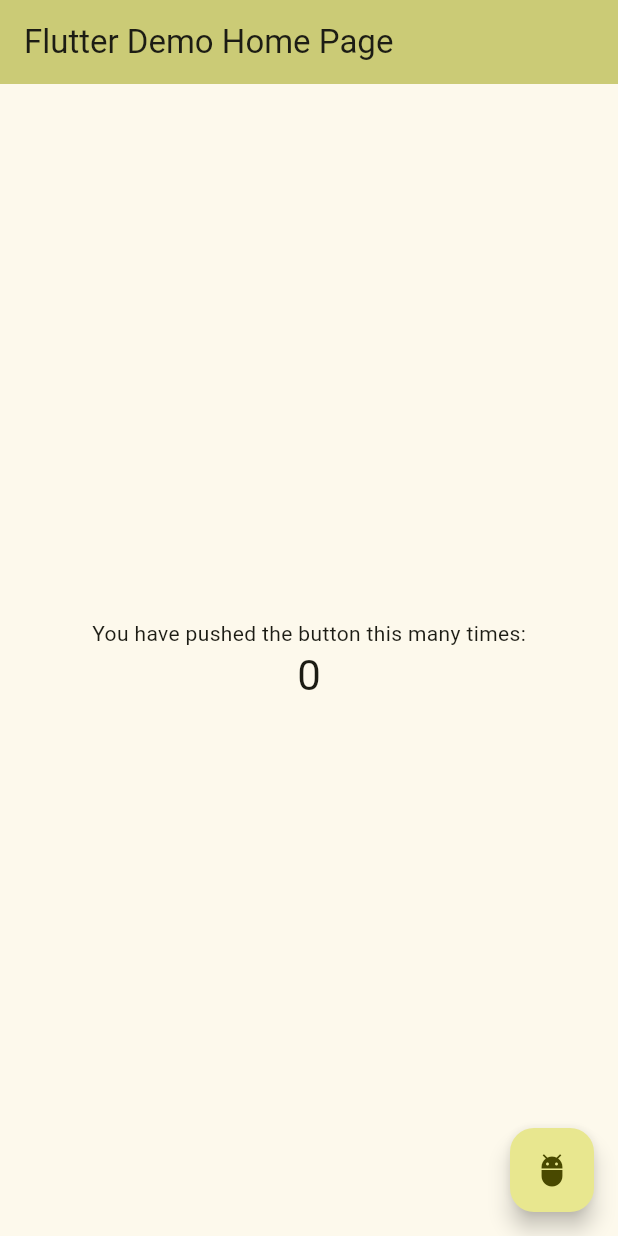
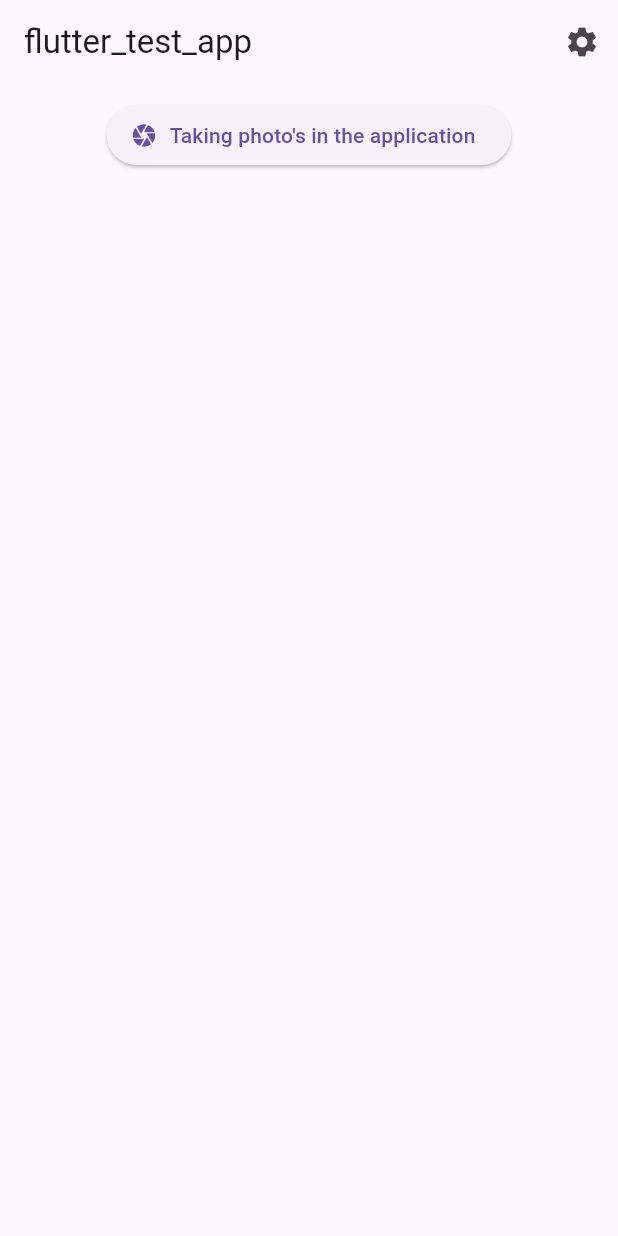
Before and after one commit to WoutVanAelPXL/mobile-frameworks-test-apps, a Flutter app: the screen it shows after launch, on a phone screen of 412 x 824 dp. Run offline on Flutter 3.47's test engine with Material 3 defaults, Android fonts, the phone set to English and light mode, and no system bars; generated files the repository leaves out were written again.

Commit message:
regenerated project with skeleton application template

```diff
--- /dev/null
+++ b/flutter_test_app/l10n.yaml
@@ -0,0 +1,3 @@
+arb-dir: lib/src/localization
+template-arb-file: app_en.arb
+output-localization-file: app_localizations.dart
--- a/flutter_test_app/lib/main.dart
+++ b/flutter_test_app/lib/main.dart
@@ -1,125 +1,20 @@
 import 'package:flutter/material.dart';
 
-void main() {
-  runApp(const MyApp());
+import 'src/app.dart';
+import 'src/settings/settings_controller.dart';
+import 'src/settings/settings_service.dart';
+
+void main() async {
+  // Set up the SettingsController, which will glue user settings to multiple
+  // Flutter Widgets.
+  final settingsController = SettingsController(SettingsService());
+
+  // Load the user's preferred theme while the splash screen is displayed.
+  // This prevents a sudden theme change when the app is first displayed.
+  await settingsController.loadSettings();
+
+  // Run the app and pass in the SettingsController. The app listens to the
+  // SettingsController for changes, then passes it further down to the
+  // SettingsView.
+  runApp(MyApp(settingsController: settingsController));
 }
-
-class MyApp extends StatelessWidget {
-  const MyApp({super.key});
-
-  // This widget is the root of your application.
-  @override
-  Widget build(BuildContext context) {
-    return MaterialApp(
-      title: 'Flutter Demo',
-      theme: ThemeData(
-        // This is the theme of your application.
-        //
-        // TRY THIS: Try running your application with "flutter run". You'll see
-        // the application has a purple toolbar. Then, without quitting the app,
-        // try changing the seedColor in the colorScheme below to Colors.green
-        // and then invoke "hot reload" (save your changes or press the "hot
-        // reload" button in a Flutter-supported IDE, or press "r" if you used
-        // the command line to start the app).
-        //
-        // Notice that the counter didn't reset back to zero; the application
-        // state is not lost during the reload. To reset the state, use hot
-        // restart instead.
-        //
-        // This works for code too, not just values: Most code changes can be
-        // tested with just a hot reload.
-        colorScheme: ColorScheme.fromSeed(seedColor: Colors.yellowAccent),
-        useMaterial3: true,
-      ),
-      home: const MyHomePage(title: 'Flutter Demo Home Page'),
-    );
-  }
-}
-
-class MyHomePage extends StatefulWidget {
-  const MyHomePage({super.key, required this.title});
-
-  // This widget is the home page of your application. It is stateful, meaning
-  // that it has a State object (defined below) that contains fields that affect
-  // how it looks.
-
-  // This class is the configuration for the state. It holds the values (in this
-  // case the title) provided by the parent (in this case the App widget) and
-  // used by the build method of the State. Fields in a Widget subclass are
-  // always marked "final".
-
-  final String title;
-
-  @override
-  State<MyHomePage> createState() => _MyHomePageState();
-}
-
-class _MyHomePageState extends State<MyHomePage> {
-  int _counter = 0;
-
-  void _incrementCounter() {
-    setState(() {
-      // This call to setState tells the Flutter framework that something has
-      // changed in this State, which causes it to rerun the build method below
-      // so that the display can reflect the updated values. If we changed
-      // _counter without calling setState(), then the build method would not be
-      // called again, and so nothing would appear to happen.
-      _counter++;
-    });
-  }
-
-  @override
-  Widget build(BuildContext context) {
-    // This method is rerun every time setState is called, for instance as done
-    // by the _incrementCounter method above.
-    //
-    // The Flutter framework has been optimized to make rerunning build methods
-    // fast, so that you can just rebuild anything that needs updating rather
-    // than having to individually change instances of widgets.
-    return Scaffold(
-      appBar: AppBar(
-        // TRY THIS: Try changing the color here to a specific color (to
-        // Colors.amber, perhaps?) and trigger a hot reload to see the AppBar
-        // change color while the other colors stay the same.
-        backgroundColor: Theme.of(context).colorScheme.inversePrimary,
-        // Here we take the value from the MyHomePage object that was created by
-        // the App.build method, and use it to set our appbar title.
-        title: Text(widget.title),
-      ),
-      body: Center(
-        // Center is a layout widget. It takes a single child and positions it
-        // in the middle of the parent.
-        child: Column(
-          // Column is also a layout widget. It takes a list of children and
-          // arranges them vertically. By default, it sizes itself to fit its
-          // children horizontally, and tries to be as tall as its parent.
-          //
-          // Column has various properties to control how it sizes itself and
-          // how it positions its children. Here we use mainAxisAlignment to
-          // center the children vertically; the main axis here is the vertical
-          // axis because Columns are vertical (the cross axis would be
-          // horizontal).
-          //
-          // TRY THIS: Invoke "debug painting" (choose the "Toggle Debug Paint"
-          // action in the IDE, or press "p" in the console), to see the
-          // wireframe for each widget.
-          mainAxisAlignment: MainAxisAlignment.center,
-          children: <Widget>[
-            const Text(
-              'You have pushed the button this many times:',
-            ),
-            Text(
-              '$_counter',
-              style: Theme.of(context).textTheme.headlineMedium,
-            ),
-          ],
-        ),
-      ),
-      floatingActionButton: FloatingActionButton(
-        onPressed: _incrementCounter,
-        tooltip: 'Increment',
-        child: const Icon(Icons.adb),
-      ), // This trailing comma makes auto-formatting nicer for build methods.
-    );
-  }
-}
--- /dev/null
+++ b/flutter_test_app/lib/src/app.dart
@@ -0,0 +1,89 @@
+import 'package:flutter/material.dart';
+import 'package:flutter_gen/gen_l10n/app_localizations.dart';
+import 'package:flutter_localizations/flutter_localizations.dart';
+import 'package:flutter_test_app/src/home/home_view.dart';
+
+import 'sample_feature/sample_item_details_view.dart';
+import 'sample_feature/sample_item_list_view.dart';
+import 'settings/settings_controller.dart';
+import 'settings/settings_view.dart';
+
+/// The Widget that configures your application.
+class MyApp extends StatelessWidget {
+  const MyApp({
+    super.key,
+    required this.settingsController,
+  });
+
+  final SettingsController settingsController;
+
+  @override
+  Widget build(BuildContext context) {
+    // Glue the SettingsController to the MaterialApp.
+    //
+    // The ListenableBuilder Widget listens to the SettingsController for changes.
+    // Whenever the user updates their settings, the MaterialApp is rebuilt.
+    return ListenableBuilder(
+      listenable: settingsController,
+      builder: (BuildContext context, Widget? child) {
+        return MaterialApp(
+          // Providing a restorationScopeId allows the Navigator built by the
+          // MaterialApp to restore the navigation stack when a user leaves and
+          // returns to the app after it has been killed while running in the
+          // background.
+          restorationScopeId: 'app',
+
+          // Provide the generated AppLocalizations to the MaterialApp. This
+          // allows descendant Widgets to display the correct translations
+          // depending on the user's locale.
+          localizationsDelegates: const [
+            AppLocalizations.delegate,
+            GlobalMaterialLocalizations.delegate,
+            GlobalWidgetsLocalizations.delegate,
+            GlobalCupertinoLocalizations.delegate,
+          ],
+          supportedLocales: const [
+            Locale('en', ''), // English, no country code
+            Locale('nl', ''), // Dutch, no country code
+          ],
+
+          // Use AppLocalizations to configure the correct application title
+          // depending on the user's locale.
+          //
+          // The appTitle is defined in .arb files found in the localization
+          // directory.
+          onGenerateTitle: (BuildContext context) =>
+              AppLocalizations.of(context)!.appTitle,
+
+          // Define a light and dark color theme. Then, read the user's
+          // preferred ThemeMode (light, dark, or system default) from the
+          // SettingsController to display the correct theme.
+          theme: ThemeData(),
+          darkTheme: ThemeData.dark(),
+          themeMode: settingsController.themeMode,
+
+          // Define a function to handle named routes in order to support
+          // Flutter web url navigation and deep linking.
+          onGenerateRoute: (RouteSettings routeSettings) {
+            return MaterialPageRoute<void>(
+              settings: routeSettings,
+              builder: (BuildContext context) {
+                switch (routeSettings.name) {
+                  case SettingsView.routeName:
+                    return SettingsView(controller: settingsController);
+                  case SampleItemDetailsView.routeName:
+                    return const SampleItemDetailsView();
+                  case SampleItemListView.routeName:
+                    return const SampleItemListView();
+                  case HomeView.routeName:
+                  default:
+                    return const HomeView();
+                }
+              },
+            );
+          },
+        );
+      },
+    );
+  }
+}
--- /dev/null
+++ b/flutter_test_app/lib/src/home/home_view.dart
@@ -0,0 +1,49 @@
+import 'package:flutter/material.dart';
+import 'package:flutter_gen/gen_l10n/app_localizations.dart';
+
+import '../sample_feature/sample_item_details_view.dart';
+import '../settings/settings_view.dart';
+
+/// First view you see when you start the app, with buttons to wanted functionality
+class HomeView extends StatelessWidget {
+  const HomeView({super.key});
+
+  static const routeName = '/';
+
+  @override
+  Widget build(BuildContext context) {
+    return Scaffold(
+      appBar: AppBar(
+        title: Text(AppLocalizations.of(context)!.appTitle),
+        actions: [
+          IconButton(
+            icon: const Icon(Icons.settings),
+            onPressed: () {
+              // Navigate to the settings page. If the user leaves and returns
+              // to the app after it has been killed while running in the
+              // background, the navigation stack is restored.
+              Navigator.restorablePushNamed(context, SettingsView.routeName);
+            },
+          ),
+        ],
+      ),
+      body: Center(
+        child: Column(
+          children: [
+            const SizedBox(height: 10),
+            ElevatedButton.icon(
+                onPressed: () {
+                  // Navigate to the details page.
+                  Navigator.restorablePushNamed(
+                    context,
+                    SampleItemDetailsView.routeName,
+                  );
+                },
+                icon: const Icon(Icons.camera),
+                label: Text(AppLocalizations.of(context)!.takePhotoViewDescription)),
+          ],
+        ),
+      ),
+    );
+  }
+}
--- /dev/null
+++ b/flutter_test_app/lib/src/localization/app_en.arb
@@ -0,0 +1,9 @@
+{
+  "@@author": "mister Wout",
+  "@@locale": "en",
+  "appTitle": "flutter_test_app",
+  "@appTitle": {
+    "description": "The title of the application"
+  },
+  "takePhotoViewDescription": "Taking photo's in the application"
+}
--- /dev/null
+++ b/flutter_test_app/lib/src/localization/app_nl.arb
@@ -0,0 +1,12 @@
+{
+    "@@author": "mister Wout",
+    "@@locale": "nl",
+    "appTitle": "flutter_test_app",
+    "@appTitle": {
+        "description": "De titel van de applicatie"
+    },
+    "takePhotoViewDescription": "Foto's nemen via de applicatie",
+    "@takePhotoViewDescription": {
+        "description": "Knoptext om naar de pagina te gaan waar je foto's kan nemen in de app"
+    }
+}
--- /dev/null
+++ b/flutter_test_app/lib/src/sample_feature/sample_item.dart
@@ -0,0 +1,6 @@
+/// A placeholder class that represents an entity or model.
+class SampleItem {
+  const SampleItem(this.id);
+
+  final int id;
+}
--- /dev/null
+++ b/flutter_test_app/lib/src/settings/settings_controller.dart
@@ -0,0 +1,50 @@
+import 'package:flutter/material.dart';
+
+import 'settings_service.dart';
+
+/// A class that many Widgets can interact with to read user settings, update
+/// user settings, or listen to user settings changes.
+///
+/// Controllers glue Data Services to Flutter Widgets. The SettingsController
+/// uses the SettingsService to store and retrieve user settings.
+class SettingsController with ChangeNotifier {
+  SettingsController(this._settingsService);
+
+  // Make SettingsService a private variable so it is not used directly.
+  final SettingsService _settingsService;
+
+  // Make ThemeMode a private variable so it is not updated directly without
+  // also persisting the changes with the SettingsService.
+  late ThemeMode _themeMode;
+
+  // Allow Widgets to read the user's preferred ThemeMode.
+  ThemeMode get themeMode => _themeMode;
+
+  /// Load the user's settings from the SettingsService. It may load from a
+  /// local database or the internet. The controller only knows it can load the
+  /// settings from the service.
+  Future<void> loadSettings() async {
+    _themeMode = await _settingsService.themeMode();
+
+    // Important! Inform listeners a change has occurred.
+    notifyListeners();
+  }
+
+  /// Update and persist the ThemeMode based on the user's selection.
+  Future<void> updateThemeMode(ThemeMode? newThemeMode) async {
+    if (newThemeMode == null) return;
+
+    // Do not perform any work if new and old ThemeMode are identical
+    if (newThemeMode == _themeMode) return;
+
+    // Otherwise, store the new ThemeMode in memory
+    _themeMode = newThemeMode;
+
+    // Important! Inform listeners a change has occurred.
+    notifyListeners();
+
+    // Persist the changes to a local database or the internet using the
+    // SettingService.
+    await _settingsService.updateThemeMode(newThemeMode);
+  }
+}
--- /dev/null
+++ b/flutter_test_app/lib/src/settings/settings_service.dart
@@ -0,0 +1,17 @@
+import 'package:flutter/material.dart';
+
+/// A service that stores and retrieves user settings.
+///
+/// By default, this class does not persist user settings. If you'd like to
+/// persist the user settings locally, use the shared_preferences package. If
+/// you'd like to store settings on a web server, use the http package.
+class SettingsService {
+  /// Loads the User's preferred ThemeMode from local or remote storage.
+  Future<ThemeMode> themeMode() async => ThemeMode.system;
+
+  /// Persists the user's preferred ThemeMode to local or remote storage.
+  Future<void> updateThemeMode(ThemeMode theme) async {
+    // Use the shared_preferences package to persist settings locally or the
+    // http package to persist settings over the network.
+  }
+}
```
Also changed, not shown: flutter_test_app/lib/src/sample_feature/sample_item_details_view.dart (added, +20 -0 lines), flutter_test_app/lib/src/sample_feature/sample_item_list_view.dart (added, +71 -0 lines), flutter_test_app/lib/src/settings/settings_view.dart (added, +51 -0 lines), flutter_test_app/pubspec.yaml (+10 -68 lines), flutter_test_app/assets/images/2.0x/flutter_logo.png (added), flutter_test_app/assets/images/3.0x/flutter_logo.png (added), flutter_test_app/assets/images/flutter_logo.png (added), flutter_test_app/pubspec.lock, 4 other files.
